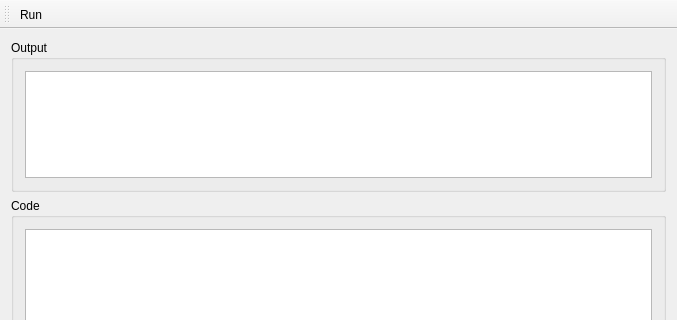
Old version of the form mainwindow.ui in the repository jakobkogler/PythIDE; both pictures show x 0 to 677 and y 0 to 320 of the 677 by 540 pixel window.
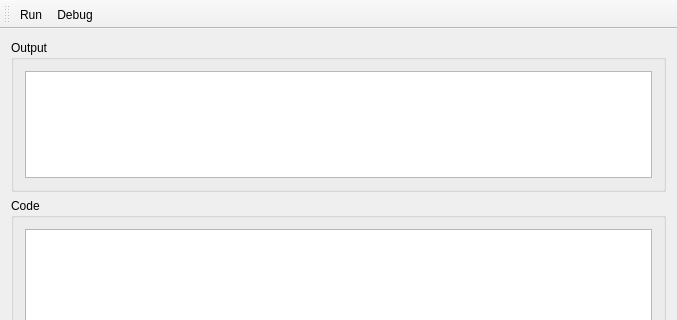
New version of the form.

Commit message: Debug mode

```diff
--- a/mainwindow.ui
+++ b/mainwindow.ui
@@ -90,6 +90,7 @@
     <bool>true</bool>
    </attribute>
    <addaction name="action_run"/>
+   <addaction name="action_debug"/>
   </widget>
   <widget class="QStatusBar" name="statusBar"/>
   <action name="action_run">
@@ -103,6 +104,17 @@
     <string>Ctrl+Return</string>
    </property>
   </action>
+  <action name="action_debug">
+   <property name="text">
+    <string>Debug</string>
+   </property>
+   <property name="toolTip">
+    <string>Ctrl+Shift+Return</string>
+   </property>
+   <property name="shortcut">
+    <string>Ctrl+Shift+Return</string>
+   </property>
+  </action>
  </widget>
  <layoutdefault spacing="6" margin="11"/>
  <resources/>
```
Left out of the diff: 2 changed lines with no effect on the pictures. The commit also changes 1 other file.
